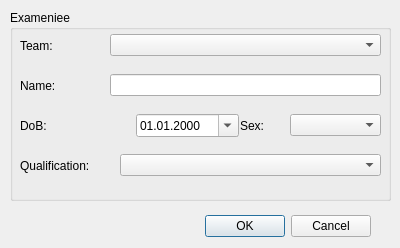
Qt form shvsm/surveyedcreatedialog.ui (SeregaGomen/shvsm) before a commit.
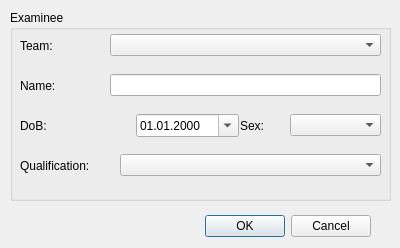
The same form after that commit.

```diff
--- a/shvsm/surveyedcreatedialog.ui
+++ b/shvsm/surveyedcreatedialog.ui
@@ -39,7 +39,7 @@
     </rect>
    </property>
    <property name="title">
-    <string>Exameniee</string>
+    <string>Examinee</string>
    </property>
    <widget class="QWidget" name="horizontalLayoutWidget">
     <property name="geometry">
```
